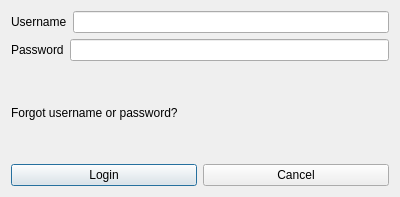
Qt form loginwindow.ui (NVKShop/nvk-client) before a commit.
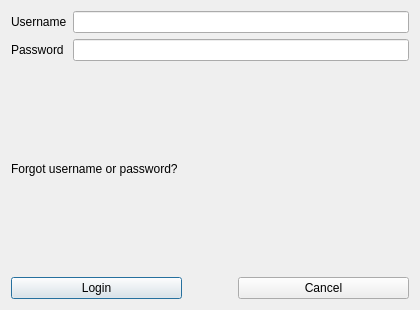
The same form after that commit.

Patch:
```diff
--- a/loginwindow.ui
+++ b/loginwindow.ui
@@ -2,21 +2,26 @@
 <ui version="4.0">
  <class>LoginWindow</class>
  <widget class="QDialog" name="LoginWindow">
+  <property name="windowModality">
+   <enum>Qt::WindowModal</enum>
+  </property>
   <property name="geometry">
    <rect>
     <x>0</x>
     <y>0</y>
-    <width>400</width>
-    <height>197</height>
+    <width>420</width>
+    <height>310</height>
    </rect>
   </property>
   <property name="windowTitle">
-   <string>Dialog</string>
+   <string>Log in</string>
   </property>
-  <layout class="QGridLayout" name="gridLayout">
+  <layout class="QGridLayout" name="gridLayout" rowstretch="0,0">
    <item row="0" column="0">
     <layout class="QHBoxLayout" name="horizontalLayout">
      <item>
+      <layout class="QVBoxLayout" name="verticalLayout_3">
+       <item>
       <widget class="QLabel" name="label">
        <property name="text">
         <string>Username</string>
@@ -24,25 +29,27 @@
       </widget>
      </item>
      <item>
-      <widget class="QLineEdit" name="userNameEdit"/>
-     </item>
-    </layout>
-   </item>
-   <item row="1" column="0">
-    <layout class="QHBoxLayout" name="horizontalLayout_2">
-     <item>
       <widget class="QLabel" name="label_2">
        <property name="text">
         <string>Password</string>
        </property>
       </widget>
      </item>
+      </layout>
+     </item>
+     <item>
+      <layout class="QVBoxLayout" name="verticalLayout_2">
+       <item>
+        <widget class="QLineEdit" name="userNameEdit"/>
+       </item>
      <item>
       <widget class="QLineEdit" name="passwordEdit"/>
      </item>
     </layout>
    </item>
-   <item row="2" column="0">
+    </layout>
+   </item>
+   <item row="1" column="0">
     <layout class="QVBoxLayout" name="verticalLayout">
      <item>
       <widget class="QLabel" name="forgotUserNameLabel">
@@ -52,16 +59,19 @@
       </widget>
      </item>
      <item>
-      <layout class="QHBoxLayout" name="horizontalLayout_3">
-       <item>
-        <widget class="QPushButton" name="pushButton">
-         <property name="text">
-          <string>Login</string>
-         </property>
-        </widget>
-       </item>
+      <layout class="QHBoxLayout" name="horizontalLayout_3" stretch="2,2">
+       <property name="spacing">
+        <number>56</number>
+       </property>
        <item>
         <widget class="QPushButton" name="loginButton">
+         <property name="text">
+          <string>Login</string>
+         </property>
+        </widget>
+       </item>
+       <item>
+        <widget class="QPushButton" name="cancelButton">
          <property name="text">
           <string>Cancel</string>
          </property>
```
Lines whose indentation alone changed are shown as unchanged.
